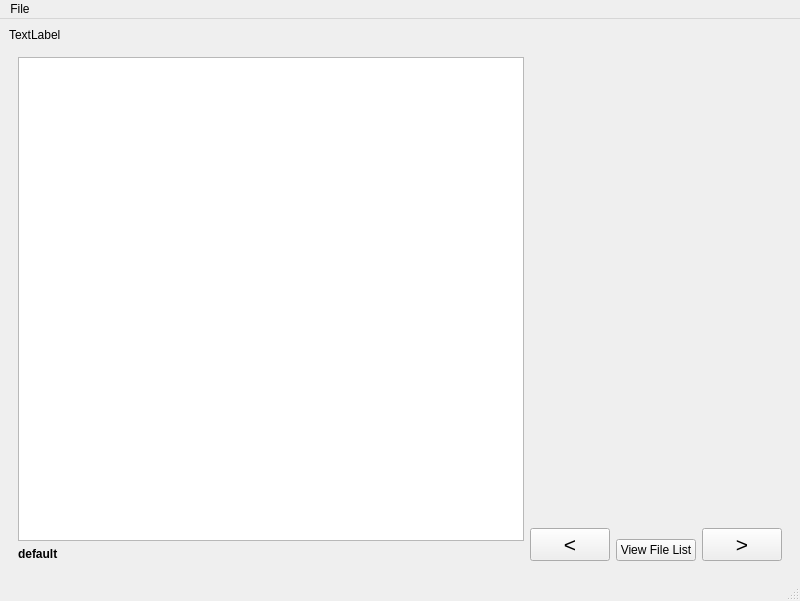
The window that imageviewer.ui (yongjae5717/image_file_viewer) describes before a commit, drawn with Qt 5.
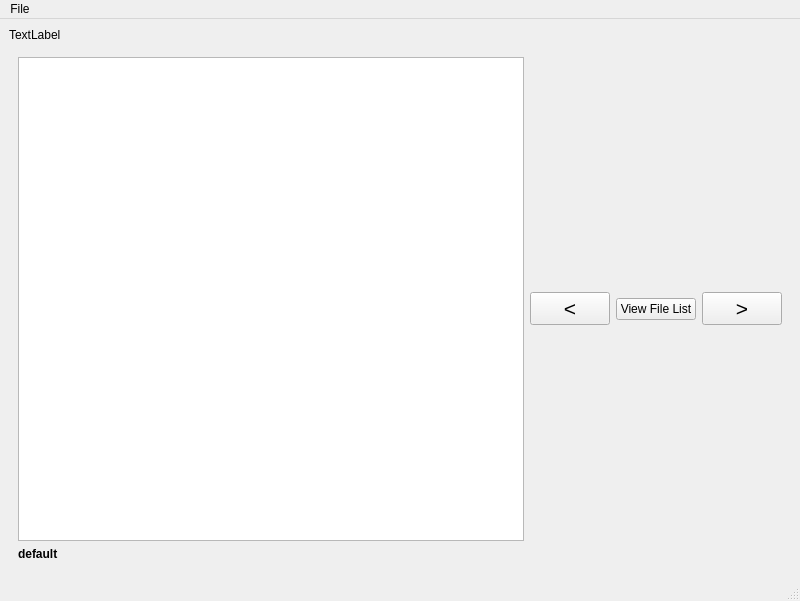
The same window after the commit.

Commit message: 단일 이미지 클릭 후 '<'', '>' 누를 때, 팅김 현상 오류 해결

```diff
--- a/imageviewer.ui
+++ b/imageviewer.ui
@@ -46,7 +46,7 @@
          </item>
         </layout>
        </item>
-       <item alignment="Qt::AlignLeft|Qt::AlignBottom">
+       <item alignment="Qt::AlignLeft">
         <widget class="QPushButton" name="pushButton_2">
          <property name="font">
           <font>
@@ -58,14 +58,14 @@
          </property>
         </widget>
        </item>
-       <item alignment="Qt::AlignBottom">
+       <item>
         <widget class="QPushButton" name="pushButton_3">
          <property name="text">
           <string>View File List</string>
          </property>
         </widget>
        </item>
-       <item alignment="Qt::AlignRight|Qt::AlignBottom">
+       <item alignment="Qt::AlignRight">
         <widget class="QPushButton" name="pushButton">
          <property name="font">
           <font>
```
The commit also changes 1 other file.
